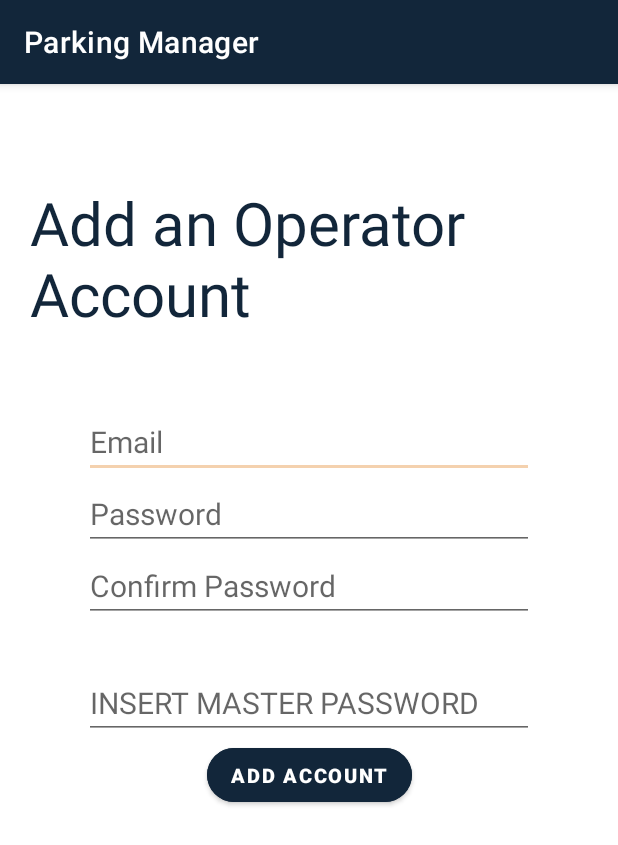
After one commit to SheenAmol141/ParkingManagerDrawer, an Android app: the RegisterAccount screen opened directly, with no data from a screen before it, on a phone screen of 412 x 824 dp. The commit adds this screen. Shown: the top 845 px of the screen. Run offline under Robolectric (Android 15) with nearby library versions, the phone set to English and light mode, and no system bars; our stand-ins replace Firebase (no records; nobody signed in at launch, a user with empty details on screens opened directly).

Commit message:
finished registration

```diff
--- a/app/build.gradle.kts
+++ b/app/build.gradle.kts
@@ -48,6 +48,8 @@ dependencies {
     implementation("androidx.lifecycle:lifecycle-viewmodel-ktx:2.6.2")
     implementation("androidx.navigation:navigation-fragment:2.7.5")
     implementation("androidx.navigation:navigation-ui:2.7.5")
+    implementation("com.google.firebase:firebase-auth:22.3.0")
+
     testImplementation("junit:junit:4.13.2")
     androidTestImplementation("androidx.test.ext:junit:1.1.5")
     androidTestImplementation("androidx.test.espresso:espresso-core:3.5.1")
--- a/app/src/main/java/com/sheenjoshuaamol/parkingmanagerdrawer/OnboardingActivity.java
+++ b/app/src/main/java/com/sheenjoshuaamol/parkingmanagerdrawer/OnboardingActivity.java
@@ -26,7 +26,7 @@ public class OnboardingActivity extends AppCompatActivity {
     private LinearLayout dotslayout;
     private ImageView arrow;
 
-    SharedPreferences SP = getSharedPreferences("SwitchCheck", MODE_PRIVATE);
+
 
 
 
--- /dev/null
+++ b/app/src/main/java/com/sheenjoshuaamol/parkingmanagerdrawer/RegisterAccount.java
@@ -0,0 +1,130 @@
+package com.sheenjoshuaamol.parkingmanagerdrawer;
+
+import androidx.annotation.NonNull;
+import androidx.appcompat.app.AppCompatActivity;
+
+import android.content.Intent;
+import android.content.SharedPreferences;
+import android.os.Bundle;
+import android.text.TextUtils;
+import android.util.Log;
+import android.view.View;
+import android.widget.Button;
+import android.widget.EditText;
+import android.widget.ProgressBar;
+import android.widget.Toast;
+
+import com.google.android.gms.tasks.OnCompleteListener;
+import com.google.android.gms.tasks.Task;
+import com.google.firebase.Firebase;
+import com.google.firebase.analytics.FirebaseAnalytics;
+import com.google.firebase.auth.AuthResult;
+import com.google.firebase.auth.FirebaseAuth;
+import com.google.firebase.auth.FirebaseUser;
+
+import java.util.Timer;
+import java.util.TimerTask;
+
+public class RegisterAccount extends AppCompatActivity {
+
+    EditText email, password, confirmpassword, master;
+    Button submit;
+    ProgressBar load;
+    FirebaseAnalytics analytics = FirebaseAnalytics.getInstance(this);
+    FirebaseAuth mAuth;
+
+
+    @Override
+    protected void onCreate(Bundle savedInstanceState) {
+        super.onCreate(savedInstanceState);
+        setContentView(R.layout.activity_register_account);
+
+        SharedPreferences SP = getSharedPreferences("MASTER", MODE_PRIVATE);
+
+        password = findViewById(R.id.etRegisterPassword);
+        confirmpassword = findViewById(R.id.etRegisterConfirmPassword);
+        email = findViewById(R.id.etRegisterEmail);
+        master = findViewById(R.id.etMaster);
+        submit = findViewById(R.id.submit);
+        load = findViewById(R.id.progressBar);
+
+
+        submit.setOnClickListener(new View.OnClickListener() {
+            @Override
+            public void onClick(View v) {
+
+                String inpemail, inppassword, inpconfirm, inpmaster;
+                inpemail = String.valueOf(email.getText());
+                inppassword = String.valueOf(password.getText());
+                inpconfirm = String.valueOf(confirmpassword.getText());
+                inpmaster = String.valueOf(master.getText());
+                mAuth = FirebaseAuth.getInstance();
+
+                if (TextUtils.isEmpty(inpemail)) {
+                    Toast.makeText(RegisterAccount.this, "Please input your Email", Toast.LENGTH_SHORT).show();
+                } else if (TextUtils.isEmpty(inppassword)) {
+                    Toast.makeText(RegisterAccount.this, "Please input your Password", Toast.LENGTH_SHORT).show();
+                } else if (!(inppassword.length() >= 8)) {
+                    Toast.makeText(RegisterAccount.this, "Please insert minimum of 8 characters in your Password!", Toast.LENGTH_SHORT).show();
+                } else if (TextUtils.isEmpty(inpconfirm)) {
+                    Toast.makeText(RegisterAccount.this, "Please input your Confirm Password", Toast.LENGTH_SHORT).show();
+                } else if(!inpconfirm.equals(inppassword)) {
+                    Toast.makeText(RegisterAccount.this, "Please make sure that your Password and Confirm Password is identical", Toast.LENGTH_SHORT).show();
+                } else if (TextUtils.isEmpty(inpmaster)) {
+                    Toast.makeText(RegisterAccount.this, "Please input the Master Key", Toast.LENGTH_SHORT).show();
+                } else if (!(inpmaster.equals(SP.getString("key", "0323")))) {
+                    Toast.makeText(RegisterAccount.this, "Master Key Incorrect!", Toast.LENGTH_SHORT).show();
+                    master.setText("");
+                } else {
+                    load.setVisibility(View.VISIBLE);
+                    //INSERT AUTH BOILERPLATE
+
+
+                    mAuth.createUserWithEmailAndPassword(inpemail, inppassword)
+                            .addOnCompleteListener(new OnCompleteListener<AuthResult>() {
+                                @Override
+                                public void onComplete(@NonNull Task<AuthResult> task) {
+                                    if (task.isSuccessful()) {
+                                        // Sign in success
+                                        analytics.logEvent("createUserWithEmail_success", null);
+                                        Toast.makeText(RegisterAccount.this, "Registered Successfully, redirecting to Login Screen", Toast.LENGTH_SHORT).show();
+
+                                        TimerTask timer = new TimerTask() {
+                                            @Override
+                                            public void run() {
+                                                load.setVisibility(View.INVISIBLE);
+                                                startActivity(new Intent(RegisterAccount.this, LoginAccount.class));
+                                            }
+                                        };
+                                        new Timer().schedule(timer, 3000);
+                                    } else {
+                                        // If sign in fails, display a message to the user.
+                                        analytics.logEvent("createUserWithEmail_failure", null);
+                                        Toast.makeText(RegisterAccount.this, "Register Failed.", Toast.LENGTH_SHORT).show();
+                                        load.setVisibility(View.INVISIBLE);
+                                    }
+                                }
+                            });
+
+
+
+
+
+
+
+
+
+
+                }
+            }
+
+
+
+
+
+
+
+
+
+    });
+}}
--- a/app/src/main/java/com/sheenjoshuaamol/parkingmanagerdrawer/Splash.java
+++ b/app/src/main/java/com/sheenjoshuaamol/parkingmanagerdrawer/Splash.java
@@ -30,11 +30,11 @@ public class Splash extends AppCompatActivity {
 
 
                     if (Sa.getInt("Switch", 3) == 1) {
-
+                        startActivity(new Intent(Splash.this, RegisterAccount.class));
                     } else if (Sa.getInt("Switch", 3) == 0) {
                         startActivity(new Intent(Splash.this, MainActivity.class));
                     } else {
-                        startActivity(new Intent(Splash.this, SwitchMode.class));
+                        startActivity(new Intent(Splash.this, OnboardingActivity.class));
                         SP.edit().putBoolean("opened", true).apply();
                     }
 
--- /dev/null
+++ b/app/src/main/res/layout/activity_register_account.xml
@@ -0,0 +1,98 @@
+<?xml version="1.0" encoding="utf-8"?>
+<androidx.constraintlayout.widget.ConstraintLayout xmlns:android="http://schemas.android.com/apk/res/android"
+    xmlns:app="http://schemas.android.com/apk/res-auto"
+    xmlns:tools="http://schemas.android.com/tools"
+    android:layout_width="match_parent"
+    android:layout_height="match_parent"
+    tools:context=".RegisterAccount">
+
+    <TextView
+        android:id="@+id/textView4"
+        android:layout_width="wrap_content"
+        android:layout_height="wrap_content"
+        android:paddingHorizontal="20dp"
+        android:text="@string/add_an_operator_account"
+        android:textColor="@color/mainblue"
+        android:textSize="40dp"
+        app:layout_constraintBottom_toBottomOf="parent"
+        app:layout_constraintEnd_toEndOf="parent"
+        app:layout_constraintHorizontal_bias="0.498"
+        app:layout_constraintStart_toStartOf="parent"
+        app:layout_constraintTop_toTopOf="parent"
+        app:layout_constraintVertical_bias="0.098" />
+
+    <EditText
+        android:id="@+id/etRegisterEmail"
+        android:layout_width="300dp"
+        android:layout_height="wrap_content"
+        android:layout_marginTop="48dp"
+        android:hint="@string/email"
+        android:textSize="20dp"
+        app:layout_constraintEnd_toEndOf="parent"
+        app:layout_constraintHorizontal_bias="0.5"
+        app:layout_constraintStart_toStartOf="parent"
+        app:layout_constraintTop_toBottomOf="@id/textView4" />
+
+    <EditText
+        android:id="@+id/etRegisterPassword"
+        android:layout_width="300dp"
+        android:layout_height="wrap_content"
+        android:hint="@string/pas_sword"
+        android:inputType="textPassword"
+        android:textSize="20dp"
+        app:layout_constraintEnd_toEndOf="parent"
+        app:layout_constraintHorizontal_bias="0.5"
+        app:layout_constraintStart_toStartOf="parent"
+        app:layout_constraintTop_toBottomOf="@id/etRegisterEmail" />
+
+    <EditText
+        android:id="@+id/etRegisterConfirmPassword"
+        android:layout_width="300dp"
+        android:layout_height="wrap_content"
+        android:hint="@string/confirm_password"
+        android:inputType="textPassword"
+        android:textSize="20dp"
+        app:layout_constraintEnd_toEndOf="parent"
+        app:layout_constraintHorizontal_bias="0.5"
+        app:layout_constraintStart_toStartOf="parent"
+        app:layout_constraintTop_toBottomOf="@id/etRegisterPassword" />
+
+    <EditText
+        android:id="@+id/etMaster"
+        android:layout_width="300dp"
+        android:layout_height="wrap_content"
+        android:layout_marginTop="30dp"
+        android:hint="@string/insert_master_password"
+        android:inputType="textPassword"
+        android:textSize="20dp"
+        app:layout_constraintEnd_toEndOf="parent"
+        app:layout_constraintHorizontal_bias="0.5"
+        app:layout_constraintStart_toStartOf="parent"
+        app:layout_constraintTop_toBottomOf="@id/etRegisterConfirmPassword" />
+
+    <Button
+        android:id="@+id/submit"
+        android:layout_width="wrap_content"
+        android:layout_height="wrap_content"
+        android:backgroundTint="@color/mainblue"
+        android:text="@string/add_account"
+        android:textColor="@color/white"
+        android:textSize="13dp"
+        android:textStyle="bold"
+        app:cornerRadius="100dp"
+        app:layout_constraintEnd_toEndOf="parent"
+        app:layout_constraintHorizontal_bias="0.5"
+        app:layout_constraintStart_toStartOf="parent"
+        app:layout_constraintTop_toBottomOf="@id/etMaster" />
+
+    <ProgressBar
+        android:id="@+id/progressBar"
+        android:visibility="invisible"
+        android:layout_width="200dp"
+        android:layout_height="wrap_content"
+        android:layout_marginTop="40dp"
+        app:layout_constraintEnd_toEndOf="parent"
+        app:layout_constraintStart_toStartOf="parent"
+        app:layout_constraintTop_toBottomOf="@+id/submit" />
+
+</androidx.constraintlayout.widget.ConstraintLayout>
--- a/app/src/main/res/values/strings.xml
+++ b/app/src/main/res/values/strings.xml
@@ -26,4 +26,12 @@
     <string name="onboard_desc_1">DESC 1Lorem ipsum dolor sit amet, consectetur adipiscing elit. Mauris sed velit sagittis dui venenatis bibendum eget non lectus. In dolor mauris, molestie sit amet elit a, placerat feugiat erat. Etiam sollicitudin eleifend sapien id vulputate. Sed ut dolor ut dolor lobortis hendrerit at id magna. </string>
     <string name="onboard_desc_2">DESC 2Lorem ipsum dolor sit amet, consectetur adipiscing elit. Mauris sed velit sagittis dui venenatis bibendum eget non lectus. In dolor mauris, molestie sit amet elit a, placerat feugiat erat. Etiam sollicitudin eleifend sapien id vulputate. Sed ut dolor ut dolor lobortis hendrerit at id magna. </string>
     <string name="onboard_desc_3">DESC 3Lorem ipsum dolor sit amet, consectetur adipiscing elit. Mauris sed velit sagittis dui venenatis bibendum eget non lectus. In dolor mauris, molestie sit amet elit a, placerat feugiat erat. Etiam sollicitudin eleifend sapien id vulputate. Sed ut dolor ut dolor lobortis hendrerit at id magna. </string>
+    <string name="add_an_operator_account">Add an Operator Account</string>
+    <string name="insert_master_password">INSERT MASTER PASSWORD</string>
+    <string name="add_account">Add Account</string>
+    <string name="confirm_password">Confirm Password</string>
+    <string name="pas_sword">Password</string>
+    <string name="email">Email</string>
+    <string name="login">Login</string>
+    <string name="login_as_operator">Login as Operator</string>
 </resources>
--- a/build.gradle.kts
+++ b/build.gradle.kts
@@ -1,3 +1,8 @@
+buildscript {
+    dependencies {
+        classpath("com.google.gms:google-services:4.4.0")
+    }
+}
 // Top-level build file where you can add configuration options common to all sub-projects/modules.
 plugins {
     id("com.android.application") version "8.1.4" apply false
```
Also changed, not shown: app/src/main/AndroidManifest.xml (+8 -2 lines), app/src/main/java/com/sheenjoshuaamol/parkingmanagerdrawer/LoginAccount.java (added, +31 -0 lines), app/src/main/java/com/sheenjoshuaamol/parkingmanagerdrawer/SwitchMode.java (+7 -0 lines), app/src/main/res/layout/activity_login_account.xml (added, +63 -0 lines).
